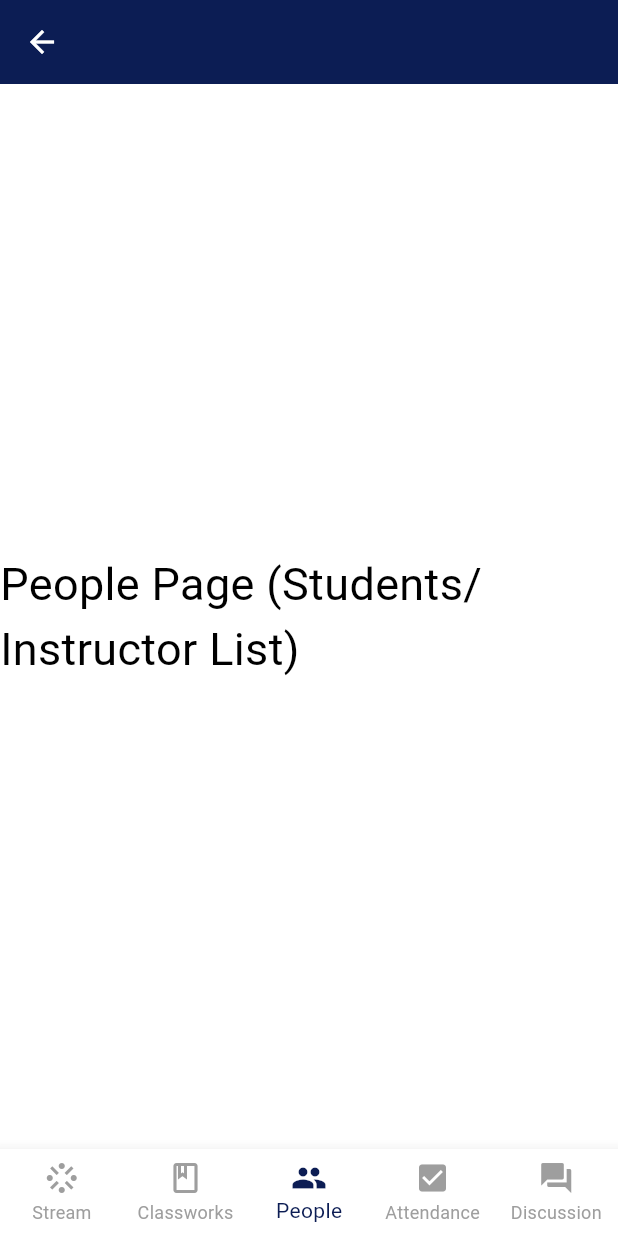
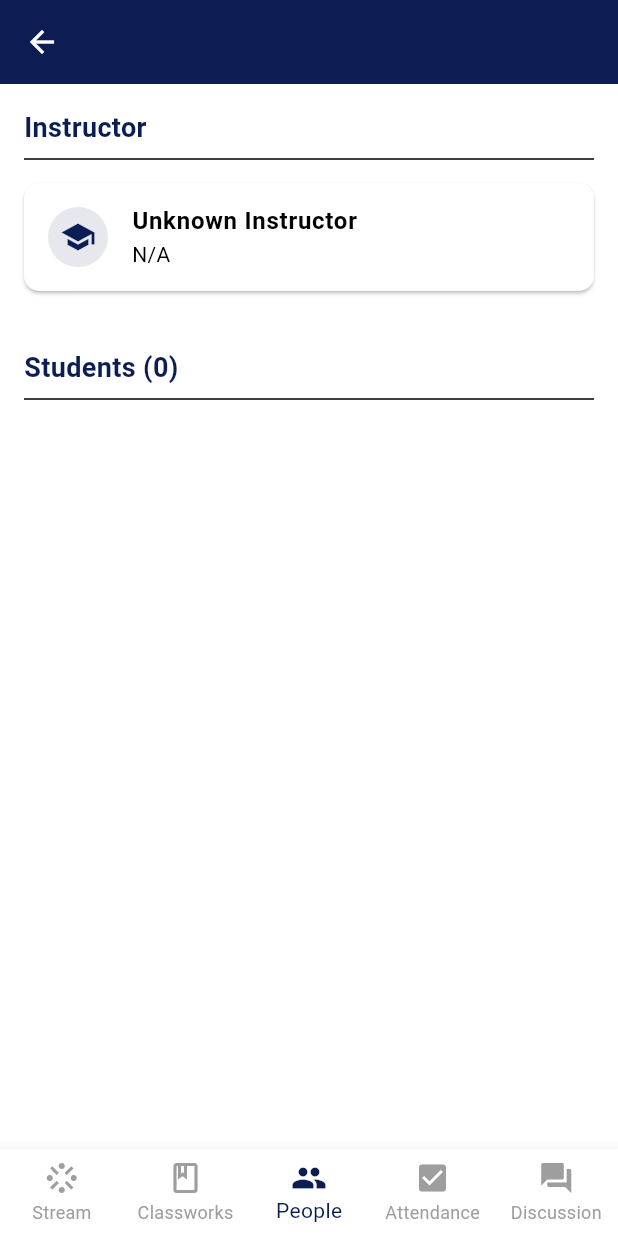
Before and after one commit to ProPaul25/CollabLearn, a Flutter app: the CourseDashboardPage screen opened directly with empty values, item 3 of the bottom bar chosen, on a phone screen of 412 x 824 dp. Run offline on Flutter 3.47's test engine with Material 3 defaults, Android fonts, the phone set to English and light mode, and no system bars; our stand-ins replace cloud_firestore, file_picker, firebase_auth, firebase_core, firebase_storage, google_sign_in and 1 more; accounts and stored records are empty.

Commit message:
fixed people(participants) in a course and adequate permission for study material for the same course.... (no outsider)

```diff
--- a/collablearn1/lib/course_dashboard_page.dart
+++ b/collablearn1/lib/course_dashboard_page.dart
@@ -3,6 +3,7 @@
 import 'package:flutter/material.dart';
 import 'study_materials_view_page.dart';
 import 'doubt_polls_view_page.dart';
+import 'people_view_page.dart';
 
 class CourseDashboardPage extends StatefulWidget {
   final String classId;
@@ -37,7 +38,8 @@ class _CourseDashboardPageState extends State<CourseDashboardPage> {
       StudyMaterialsViewPage(classId: widget.classId),
       //const Center(child: Text('Classworks Page (Assignments/Quizzes)', style: TextStyle(fontSize: 30))),
       // 2: People
-      const Center(child: Text('People Page (Students/Instructor List)', style: TextStyle(fontSize: 30))),
+      PeopleViewPage(classId: widget.classId),
+      // const Center(child: Text('People Page (Students/Instructor List)', style: TextStyle(fontSize: 30))),
       // 3: Attendance
       const Center(child: Text('Attendance Page (QR/Manual System)', style: TextStyle(fontSize: 30))),
       // 4: Discussion (Doubt Polls) - NOW USING THE REAL PAGE
--- /dev/null
+++ b/collablearn1/lib/people_view_page.dart
@@ -0,0 +1,161 @@
+// lib/people_view_page.dart - CORRECTED VERSION
+
+import 'package:flutter/material.dart';
+import 'package:cloud_firestore/cloud_firestore.dart';
+
+class PeopleViewPage extends StatelessWidget {
+  final String classId;
+
+  const PeopleViewPage({
+    super.key,
+    required this.classId,
+  });
+
+  // A helper to fetch user data for a list of UIDs
+  Future<List<Map<String, dynamic>>> _fetchUsersByIds(List<dynamic> uids) async {
+    if (uids.isEmpty) return [];
+
+    // The logic to handle more than 10 UIDs remains correct but complex.
+    // Assuming you have less than 10 UIDs for now, or using batching for production:
+
+    // For simplicity and safety against the 10-item limit:
+    final List<Map<String, dynamic>> userList = [];
+    for (var uid in uids) {
+        final doc = await FirebaseFirestore.instance.collection('users').doc(uid).get();
+        if (doc.exists) {
+            // Ensure data() is not null before using the spread operator
+            final data = doc.data();
+            if (data != null) {
+                userList.add({...data, 'uid': doc.id});
+            }
+        }
+    }
+    return userList;
+
+    /* If you prefer the batch method for fewer than 10 UIDs:
+    final snapshot = await FirebaseFirestore.instance
+        .collection('users')
+        .where(FieldPath.documentId, whereIn: uids)
+        .get();
+
+    return snapshot.docs.map((doc) => {...doc.data()!, 'uid': doc.id}).toList();
+    */
+  }
+
+  @override
+  Widget build(BuildContext context) {
+    final primaryColor = Theme.of(context).colorScheme.primary;
+
+    return FutureBuilder<DocumentSnapshot<Map<String, dynamic>>>(
+      future: FirebaseFirestore.instance.collection('classes').doc(classId).get(),
+      builder: (context, snapshot) {
+        if (snapshot.connectionState == ConnectionState.waiting) {
+          return const Center(child: CircularProgressIndicator());
+        }
+        if (snapshot.hasError) {
+          return Center(child: Text('Error: ${snapshot.error}'));
+        }
+        if (!snapshot.hasData || !snapshot.data!.exists) {
+          return const Center(child: Text('Class not found.'));
+        }
+
+        final classData = snapshot.data!.data()!;
+        // Ensure instructorId is treated as a String, or default to an empty string
+        final instructorId = (classData['instructorId'] as String?) ?? '';
+        final studentUids = classData['students'] as List<dynamic>? ?? [];
+
+        // Now, fetch the details for the instructor and all students
+        final allUserIds = [instructorId, ...studentUids].where((uid) => uid.isNotEmpty).toList();
+
+        return FutureBuilder<List<Map<String, dynamic>>>(
+          future: _fetchUsersByIds(allUserIds),
+          builder: (context, userSnapshot) {
+            if (userSnapshot.connectionState == ConnectionState.waiting) {
+              return const Center(child: CircularProgressIndicator());
+            }
+
+            final allUsers = userSnapshot.data ?? [];
+            final instructor = allUsers.firstWhere(
+                (user) => user['uid'] == instructorId,
+                // Fallback for instructor if not found in users collection
+                orElse: () => {'name': 'Unknown Instructor', 'email': 'N/A'});
+            final students = allUsers.where((user) => user['uid'] != instructorId).toList();
+
+            // --- CRITICAL FIX 1: Safely access instructor data ---
+            final instructorName = instructor['name']?.toString() ?? 'Name N/A';
+            final instructorEmail = instructor['email']?.toString() ?? 'Email N/A';
+
+
+            // Safely sort students (handles null 'name' by treating it as an empty string)
+            students.sort((a, b) {
+              final aName = a['name']?.toString() ?? '';
+              final bName = b['name']?.toString() ?? '';
+              return aName.compareTo(bName);
+            });
+
+            return ListView(
+              padding: const EdgeInsets.all(16.0),
+              children: [
+                // --- INSTRUCTOR SECTION ---
+                Text(
+                  'Instructor',
+                  style: TextStyle(
+                      fontSize: 18,
+                      fontWeight: FontWeight.bold,
+                      color: primaryColor),
+                ),
+                const Divider(),
+                _buildUserTile(
+                    context,
+                    instructorName, // Safely accessed name
+                    instructorEmail, // Safely accessed email
+                    Icons.school),
+
+                const SizedBox(height: 30),
+
+                // --- STUDENTS SECTION ---
+                Text(
+                  'Students (${students.length})',
+                  style: TextStyle(
+                      fontSize: 18,
+                      fontWeight: FontWeight.bold,
+                      color: primaryColor),
+                ),
+                const Divider(),
+                // --- CRITICAL FIX 2: Safely access student data in the map ---
+                ...students.map((student) {
+                  final studentName = student['name']?.toString() ?? 'Name N/A';
+                  final studentEmail = student['email']?.toString() ?? 'Email N/A';
+
+                  return _buildUserTile(
+                      context,
+                      studentName,
+                      studentEmail,
+                      Icons.person);
+                }).toList(),
+              ],
+            );
+          },
+        );
+      },
+    );
+  }
+
+  // Helper widget to display a single user
+  Widget _buildUserTile(BuildContext context, String name, String email, IconData icon) {
+    return Card(
+      margin: const EdgeInsets.symmetric(vertical: 8),
+      elevation: 1,
+      shape: RoundedRectangleBorder(borderRadius: BorderRadius.circular(10)),
+      child: ListTile(
+        leading: CircleAvatar(
+          backgroundColor: Theme.of(context).colorScheme.primary.withOpacity(0.1),
+          child: Icon(icon, color: Theme.of(context).colorScheme.primary),
+        ),
+        title: Text(name, style: const TextStyle(fontWeight: FontWeight.w600)),
+        subtitle: Text(email),
+        onTap: () {},
+      ),
+    );
+  }
+}
```
Also changed, not shown: collablearn1/lib/study_materials_view_page.dart (+46 -12 lines).
